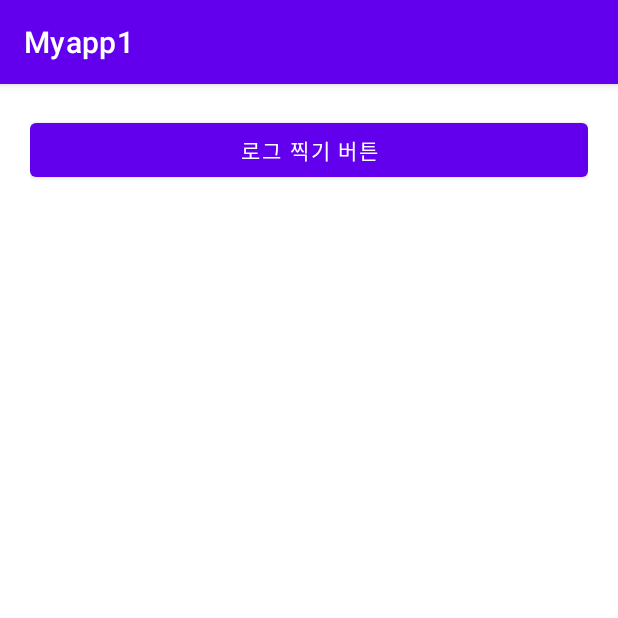
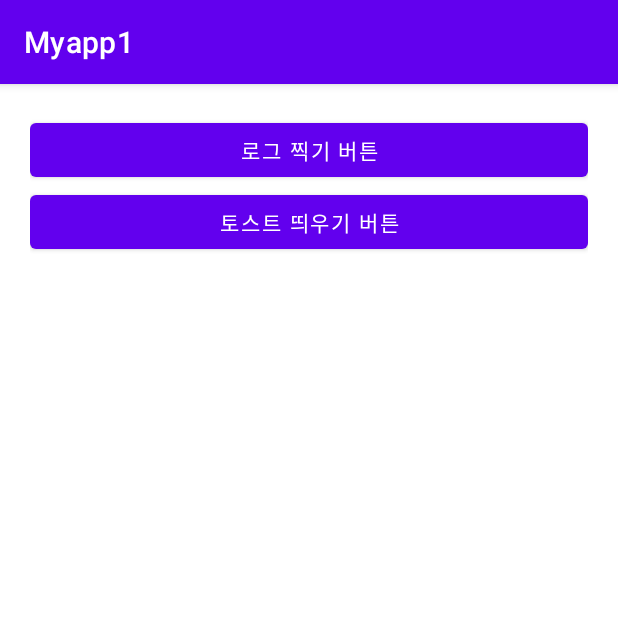
Before and after one commit to m3114/Myapp1, an Android app: the screen it shows after launch (MainActivity), on a phone screen of 412 x 824 dp, the top half of it. Run offline under Robolectric (Android 15) with nearby library versions, the phone set to English and light mode, and no system bars.

Commit message:
토스트 띄어보기

```diff
--- a/app/src/main/java/com/nepplus/myapp1/MainActivity.kt
+++ b/app/src/main/java/com/nepplus/myapp1/MainActivity.kt
@@ -3,12 +3,19 @@ package com.nepplus.myapp1
 import androidx.appcompat.app.AppCompatActivity
 import android.os.Bundle
 import android.util.Log
+import android.widget.Toast
 import kotlinx.android.synthetic.main.activity_main.*
 
 class MainActivity : AppCompatActivity() {
     override fun onCreate(savedInstanceState: Bundle?) {
         super.onCreate(savedInstanceState)
         setContentView(R.layout.activity_main)
+
+        btnToast.setOnClickListener {
+//            내부의 코드는 토스트 띄우기 버튼이 눌릴때 실행됨
+            Toast.makeText(this, "토스트 띄우기", Toast.LENGTH_SHORT).show()
+
+            }
 
         btnLog.setOnClickListener {
             Log.d("메인화면","로그 찍기버튼 누름")
--- a/app/src/main/res/layout/activity_main.xml
+++ b/app/src/main/res/layout/activity_main.xml
@@ -14,6 +14,12 @@
         android:layout_height="wrap_content"
         android:text="로그 찍기 버튼"/>
 
+    <Button
+        android:id="@+id/btnToast"
+        android:layout_width="match_parent"
+        android:layout_height="wrap_content"
+        android:text="토스트 띄우기 버튼"/>
+
 
 
 </LinearLayout>
```
